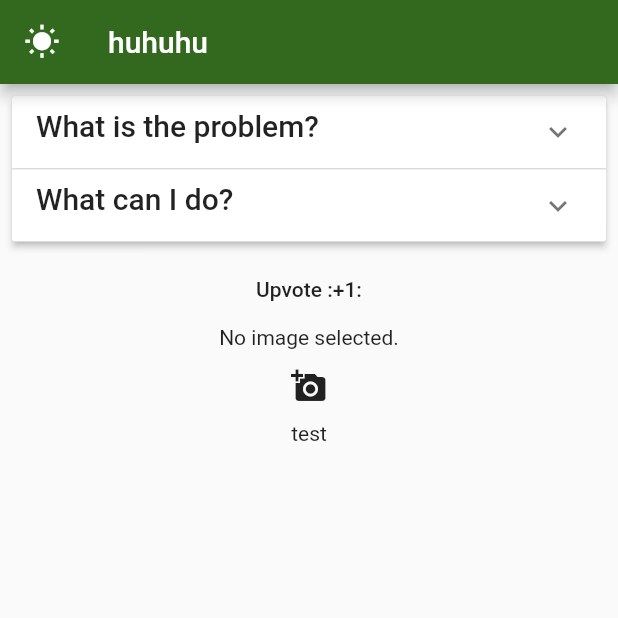
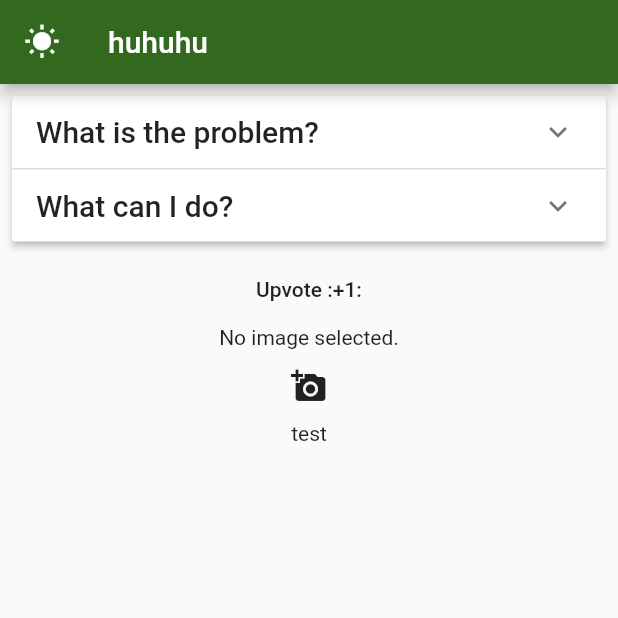
Before and after one commit to tom95/weather_plus, a Flutter app: the FeedDetails screen opened directly with empty values, on a phone screen of 412 x 824 dp, the top half of it. Run offline on Flutter 3.47's test engine with Material 2 defaults, Android fonts, the phone set to English and light mode, and no system bars; our stand-ins replace cloud_firestore, image_picker; accounts and stored records are empty; statements that could not run were skipped.

Commit message:
center text properly

```diff
--- a/lib/problem_action_display.dart
+++ b/lib/problem_action_display.dart
@@ -22,7 +22,7 @@ class ProblemActionDisplayState extends State<ProblemActionDisplay> {
             headerBuilder: (BuildContext context, bool isExpanded) {
               return new Padding(
                 padding: const EdgeInsets.fromLTRB(16.0, 8.0, 8.0, 8.0),
-                child: new Text('What is the problem?', style: Theme.of(context).textTheme.title),
+                child: new Align(alignment: Alignment.centerLeft ,child: new Text('What is the problem?', style: Theme.of(context).textTheme.title)),
               );
             },
             body: new Padding(
@@ -35,7 +35,7 @@ class ProblemActionDisplayState extends State<ProblemActionDisplay> {
             headerBuilder: (BuildContext context, bool isExpanded) {
               return new Padding(
                 padding: const EdgeInsets.fromLTRB(16.0, 8.0, 8.0, 8.0),
-                child: new Text("What can I do?", style: Theme.of(context).textTheme.title),
+                child: new Align(alignment: Alignment.centerLeft, child: new Text("What can I do?", style: Theme.of(context).textTheme.title)),
               );
             },
             body: new Text("The solution"),
```
